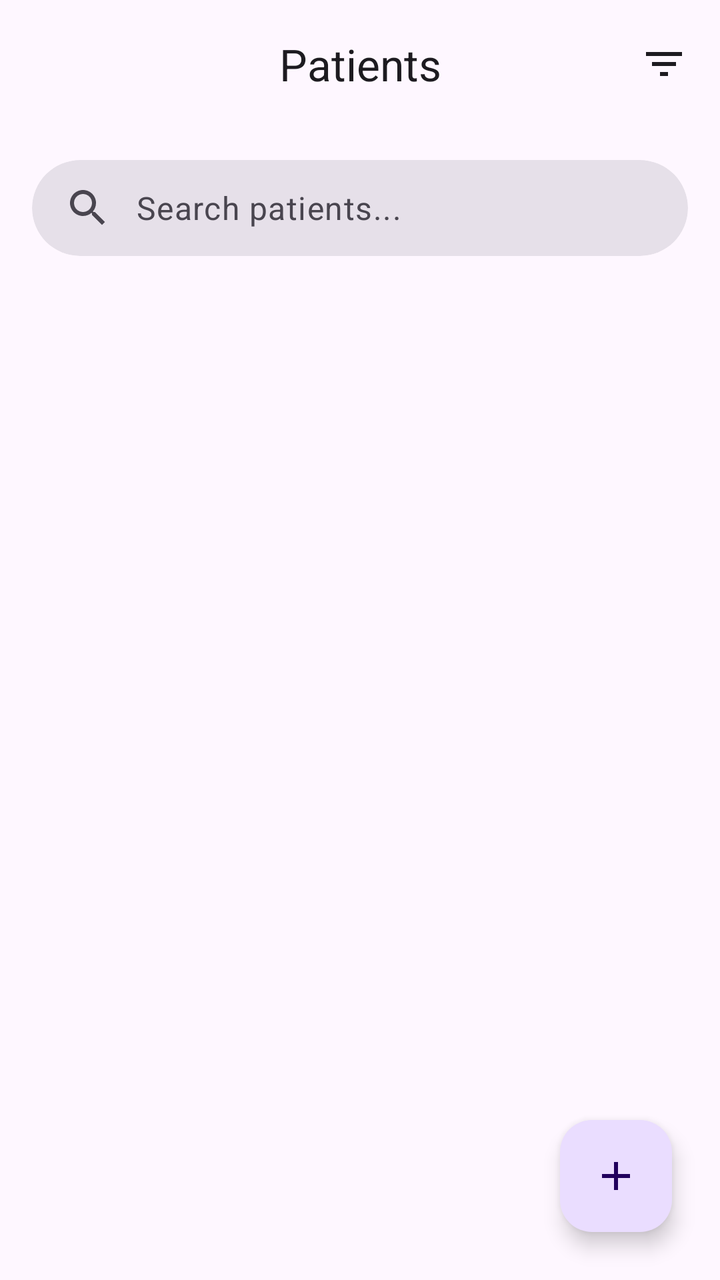
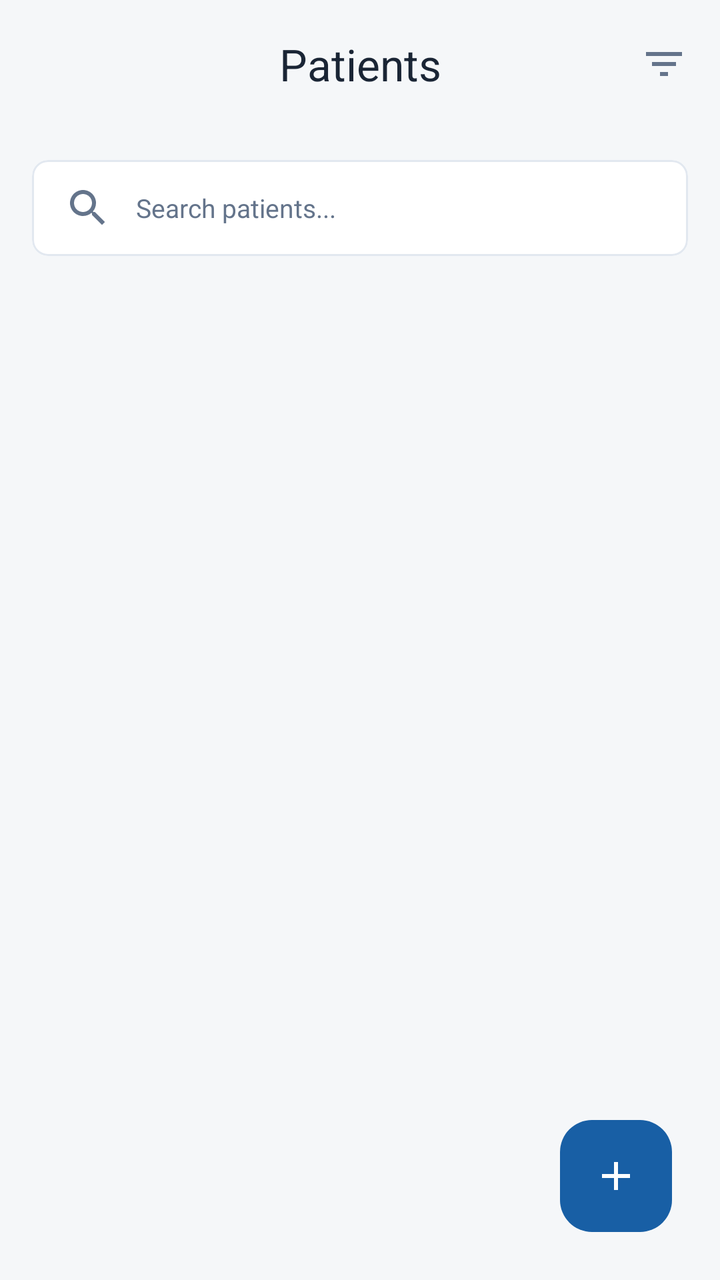

Two renders of the same Android screen: before a commit and after it. Below are the layout's source before the change and the commit's diff.
<!-- AndroidManifest.xml: application theme Theme.Healthcare_app -->
<!-- res/layout/activity_patients.xml -->
<?xml version="1.0" encoding="utf-8"?>
<androidx.drawerlayout.widget.DrawerLayout xmlns:android="http://schemas.android.com/apk/res/android"
    xmlns:app="http://schemas.android.com/apk/res-auto"
    android:id="@+id/drawerLayout"
    android:layout_width="match_parent"
    android:layout_height="match_parent"
    android:fitsSystemWindows="true">

    <androidx.coordinatorlayout.widget.CoordinatorLayout
        android:layout_width="match_parent"
        android:layout_height="match_parent"
        android:fitsSystemWindows="true">

        <com.google.android.material.appbar.AppBarLayout
            android:layout_width="match_parent"
            android:layout_height="wrap_content"
            android:background="@android:color/transparent"
            app:elevation="0dp">

            <com.google.android.material.appbar.MaterialToolbar
                android:id="@+id/topAppBar"
                android:layout_width="match_parent"
                android:layout_height="?attr/actionBarSize"
                app:title="Patients"
                app:titleCentered="true">

                <ImageView
                    android:id="@+id/btnToolbarFilter"
                    android:layout_width="wrap_content"
                    android:layout_height="wrap_content"
                    android:layout_gravity="end"
                    android:padding="16dp"
                    android:background="?attr/selectableItemBackgroundBorderless"
                    android:src="@drawable/ic_filter"
                    app:tint="?attr/colorOnSurface" />

            </com.google.android.material.appbar.MaterialToolbar>

        </com.google.android.material.appbar.AppBarLayout>

        <LinearLayout
            android:layout_width="match_parent"
            android:layout_height="match_parent"
            android:orientation="vertical"
            app:layout_behavior="@string/appbar_scrolling_view_behavior">

            <LinearLayout
                android:layout_width="match_parent"
                android:layout_height="wrap_content"
                android:padding="16dp">

                <com.google.android.material.card.MaterialCardView
                    android:layout_width="match_parent"
                    android:layout_height="wrap_content"
                    app:cardElevation="0dp"
                    app:cardBackgroundColor="?attr/colorSurfaceContainerHighest"
                    app:cardCornerRadius="24dp"
                    app:strokeWidth="0dp">

                    <LinearLayout
                        android:layout_width="match_parent"
                        android:layout_height="wrap_content"
                        android:gravity="center_vertical"
                        android:orientation="horizontal"
                        android:paddingHorizontal="16dp"
                        android:paddingVertical="12dp">

                        <ImageView
                            android:layout_width="24dp"
                            android:layout_height="24dp"
                            android:src="@drawable/ic_search"
                            app:tint="?attr/colorOnSurfaceVariant" />

                        <EditText
                            android:id="@+id/editSearch"
                            android:layout_width="match_parent"
                            android:layout_height="wrap_content"
                            android:layout_marginStart="12dp"
                            android:background="@null"
                            android:hint="Search patients..."
                            android:inputType="textPersonName"
                            android:textAppearance="?attr/textAppearanceBodyLarge"
                            android:textColor="?attr/colorOnSurface"
                            android:textColorHint="?attr/colorOnSurfaceVariant" />
                    </LinearLayout>
                </com.google.android.material.card.MaterialCardView>
            </LinearLayout>

            <androidx.recyclerview.widget.RecyclerView
                android:id="@+id/recyclerPatients"
                android:layout_width="match_parent"
                android:layout_height="match_parent"
                android:clipToPadding="false"
                android:paddingBottom="88dp" />
        </LinearLayout>

        <com.google.android.material.floatingactionbutton.FloatingActionButton
            android:id="@+id/fabAddPatient"
            android:layout_width="wrap_content"
            android:layout_height="wrap_content"
            android:layout_gravity="bottom|end"
            android:layout_margin="24dp"
            android:src="@drawable/ic_plus" />

    </androidx.coordinatorlayout.widget.CoordinatorLayout>

    <androidx.constraintlayout.widget.ConstraintLayout
        android:layout_width="320dp"
        android:layout_height="match_parent"
        android:layout_gravity="start"
        android:background="?attr/colorSurfaceContainer"
        android:fitsSystemWindows="true">

        <com.google.android.material.navigation.NavigationView
            android:id="@+id/navigationView"
            android:layout_width="match_parent"
            android:layout_height="0dp"
            android:background="@android:color/transparent"
            app:headerLayout="@layout/nav_header"
            app:itemBackground="@drawable/nav_item_background"
            app:itemIconPadding="24dp"
            app:itemIconTint="@color/nav_item_color"
            app:itemTextAppearance="@style/CustomNavItemText"
            app:itemTextColor="@color/nav_item_color"
            app:itemVerticalPadding="16dp"
            app:layout_constraintBottom_toTopOf="@+id/btnSignOut"
            app:layout_constraintTop_toTopOf="parent"
            app:menu="@menu/sidebar_menu" />

        <LinearLayout
            android:id="@+id/btnSignOut"
            android:layout_width="match_parent"
            android:layout_height="wrap_content"
            android:background="?attr/selectableItemBackground"
            android:gravity="center_vertical"
            android:orientation="horizontal"
            android:padding="24dp"
            app:layout_constraintBottom_toBottomOf="parent">

            <ImageView
                android:layout_width="24dp"
                android:layout_height="24dp"
                android:src="@drawable/ic_logout_red" />

            <TextView
                android:layout_width="wrap_content"
                android:layout_height="wrap_content"
                android:layout_marginStart="24dp"
                android:text="Sign Out"
                android:textColor="?attr/colorError"
                android:textAppearance="?attr/textAppearanceTitleSmall" />
        </LinearLayout>

    </androidx.constraintlayout.widget.ConstraintLayout>

</androidx.drawerlayout.widget.DrawerLayout>
<!-- res/layout/nav_header.xml (included above) -->
<?xml version="1.0" encoding="utf-8"?>
<LinearLayout xmlns:android="http://schemas.android.com/apk/res/android"
    xmlns:app="http://schemas.android.com/apk/res-auto"
    android:layout_width="match_parent"
    android:layout_height="wrap_content"
    android:orientation="vertical"
    android:paddingTop="40dp"
    android:paddingBottom="8dp">

    
    <LinearLayout
        android:layout_width="match_parent"
        android:layout_height="wrap_content"
        android:orientation="horizontal"
        android:gravity="center_vertical"
        android:paddingHorizontal="20dp"
        android:paddingBottom="20dp">

        
        <com.google.android.material.card.MaterialCardView
            android:layout_width="48dp"
            android:layout_height="48dp"
            app:cardCornerRadius="14dp"
            app:cardElevation="0dp"
            app:cardBackgroundColor="?attr/colorPrimaryContainer"
            app:strokeWidth="0dp">

            <ImageView
                android:layout_width="match_parent"
                android:layout_height="match_parent"
                android:padding="10dp"
                android:src="@drawable/ic_dashboard"
                app:tint="?attr/colorOnPrimaryContainer" />

        </com.google.android.material.card.MaterialCardView>

        
        <LinearLayout
            android:layout_width="wrap_content"
            android:layout_height="wrap_content"
            android:orientation="vertical"
            android:layout_marginStart="14dp">

            <TextView
                android:id="@+id/sidebarTitle"
                android:layout_width="wrap_content"
                android:layout_height="wrap_content"
                android:text="Healthcare"
                android:textAppearance="?attr/textAppearanceTitleLarge"
                android:textColor="?attr/colorOnSurface"
                android:textStyle="bold" />

            <TextView
                android:layout_width="wrap_content"
                android:layout_height="wrap_content"
                android:text="Patient Management"
                android:textAppearance="?attr/textAppearanceLabelMedium"
                android:textColor="?attr/colorOnSurfaceVariant" />

        </LinearLayout>

    </LinearLayout>

    <com.google.android.material.divider.MaterialDivider
        android:layout_width="match_parent"
        android:layout_height="wrap_content"
        android:layout_marginBottom="8dp"
        app:dividerColor="?attr/colorOutlineVariant" />

</LinearLayout>
<!-- resources referenced by this layout -->
<resources>
  <!-- drawable ic_dashboard (drawable) -->
  <vector xmlns:android="http://schemas.android.com/apk/res/android"
      android:width="24dp" android:height="24dp"
      android:viewportWidth="24" android:viewportHeight="24">
      <path android:fillColor="#FF000000" android:pathData="M3,13h8V3H3v10zm0,8h8v-6H3v6zm10,0h8V11h-8v10zm0,-18v6h8V3h-8z"/>
  </vector>
  <!-- drawable ic_filter (drawable) -->
  <vector xmlns:android="http://schemas.android.com/apk/res/android"
      android:width="24dp"
      android:height="24dp"
      android:viewportWidth="24"
      android:viewportHeight="24"
      android:tint="?attr/colorControlNormal">
      <path
          android:fillColor="@android:color/white"
          android:pathData="M10,18h4v-2h-4v2zM3,6v2h18L21,6L3,6zM6,13h12v-2L6,11v2z"/>
  </vector>
  <!-- drawable ic_logout_red (drawable) -->
  <vector xmlns:android="http://schemas.android.com/apk/res/android"
      android:width="24dp" android:height="24dp"
      android:viewportWidth="24" android:viewportHeight="24">
      <path android:fillColor="#D32F2F" android:pathData="M10.09,15.59L11.5,17l5,-5 -5,-5 -1.41,1.41L12.67,11H3v2h9.67l-2.58,2.59zM19,3H5c-1.11,0 -2,0.9 -2,2v4h2V5h14v14H5v-4H3v4c0,1.1 0.89,2 2,2h14c1.1,0 2,-0.9 2,-2V5c0,-1.1 -0.9,-2 -2,-2z"/>
  </vector>
  <!-- drawable ic_plus (drawable) -->
  <vector xmlns:android="http://schemas.android.com/apk/res/android"
      android:width="24dp"
      android:height="24dp"
      android:viewportWidth="24"
      android:viewportHeight="24">
      <path
          android:fillColor="#000000"
          android:pathData="M19,13h-6v6h-2v-6H5v-2h6V5h2v6h6v2z"/>
  </vector>
  <!-- drawable nav_item_background (drawable) -->
  <?xml version="1.0" encoding="utf-8"?>
  <selector xmlns:android="http://schemas.android.com/apk/res/android">
      <item android:state_checked="true">
          <shape android:shape="rectangle">
              <solid android:color="?attr/colorSecondaryContainer" />
              <corners android:radius="28dp" />
          </shape>
      </item>
      <item android:drawable="@android:color/transparent" />
  </selector>
  <style name="CustomNavItemText" parent="TextAppearance.Material3.BodyLarge">
          <item name="android:textSize">16sp</item>
          <item name="android:textStyle">bold</item>
      </style>
  <style name="Theme.Healthcare_app" parent="Base.Theme.Healthcare_app" />
  <style name="Base.Theme.Healthcare_app" parent="Theme.Material3.DayNight.NoActionBar">
      </style>
  <!-- unchanged entries left out for length: 1 -->
</resources>

<!-- the commit's change to res/layout/activity_patients.xml (unified diff, before → after) -->
@@ -9,6 +9,7 @@
     <androidx.coordinatorlayout.widget.CoordinatorLayout
         android:layout_width="match_parent"
         android:layout_height="match_parent"
+        android:background="#F5F7F9"
         android:fitsSystemWindows="true">
 
         <com.google.android.material.appbar.AppBarLayout
@@ -22,7 +23,8 @@
                 android:layout_width="match_parent"
                 android:layout_height="?attr/actionBarSize"
                 app:title="Patients"
-                app:titleCentered="true">
+                app:titleCentered="true"
+                app:titleTextColor="#1A2535">
 
                 <ImageView
                     android:id="@+id/btnToolbarFilter"
@@ -32,7 +34,7 @@
                     android:padding="16dp"
                     android:background="?attr/selectableItemBackgroundBorderless"
                     android:src="@drawable/ic_filter"
-                    app:tint="?attr/colorOnSurface" />
+                    app:tint="#64748B" />
 
             </com.google.android.material.appbar.MaterialToolbar>
 
@@ -53,9 +55,10 @@
                     android:layout_width="match_parent"
                     android:layout_height="wrap_content"
                     app:cardElevation="0dp"
-                    app:cardBackgroundColor="?attr/colorSurfaceContainerHighest"
-                    app:cardCornerRadius="24dp"
-                    app:strokeWidth="0dp">
+                    app:cardBackgroundColor="#FFFFFF"
+                    app:cardCornerRadius="8dp"
+                    app:strokeWidth="1dp"
+                    app:strokeColor="#E2E8F0">
 
                     <LinearLayout
                         android:layout_width="match_parent"
@@ -69,7 +72,7 @@
                             android:layout_width="24dp"
                             android:layout_height="24dp"
                             android:src="@drawable/ic_search"
-                            app:tint="?attr/colorOnSurfaceVariant" />
+                            app:tint="#64748B" />
 
                         <EditText
                             android:id="@+id/editSearch"
@@ -79,9 +82,10 @@
                             android:background="@null"
                             android:hint="Search patients..."
                             android:inputType="textPersonName"
-                            android:textAppearance="?attr/textAppearanceBodyLarge"
-                            android:textColor="?attr/colorOnSurface"
-                            android:textColorHint="?attr/colorOnSurfaceVariant" />
+                            android:textSize="13sp"
+                            android:fontFamily="sans-serif"
+                            android:textColor="#1A2535"
+                            android:textColorHint="#64748B" />
                     </LinearLayout>
                 </com.google.android.material.card.MaterialCardView>
             </LinearLayout>
@@ -100,15 +104,20 @@
             android:layout_height="wrap_content"
             android:layout_gravity="bottom|end"
             android:layout_margin="24dp"
-            android:src="@drawable/ic_plus" />
+            android:src="@drawable/ic_plus"
+            app:backgroundTint="#185FA5"
+            app:tint="#FFFFFF"
+            app:elevation="0dp"
+            app:pressedTranslationZ="0dp"
+            app:hoveredFocusedTranslationZ="0dp" />
 
     </androidx.coordinatorlayout.widget.CoordinatorLayout>
 
     <androidx.constraintlayout.widget.ConstraintLayout
-        android:layout_width="320dp"
+        android:layout_width="220dp"
         android:layout_height="match_parent"
         android:layout_gravity="start"
-        android:background="?attr/colorSurfaceContainer"
+        android:background="#1A2535"
         android:fitsSystemWindows="true">
 
         <com.google.android.material.navigation.NavigationView
@@ -118,11 +127,10 @@
             android:background="@android:color/transparent"
             app:headerLayout="@layout/nav_header"
             app:itemBackground="@drawable/nav_item_background"
-            app:itemIconPadding="24dp"
-            app:itemIconTint="@color/nav_item_color"
-            app:itemTextAppearance="@style/CustomNavItemText"
-            app:itemTextColor="@color/nav_item_color"
-            app:itemVerticalPadding="16dp"
+            app:itemIconPadding="16dp"
+            app:itemIconTint="#CBD5E1"
+            app:itemTextColor="#CBD5E1"
+            app:itemVerticalPadding="12dp"
             app:layout_constraintBottom_toTopOf="@+id/btnSignOut"
             app:layout_constraintTop_toTopOf="parent"
             app:menu="@menu/sidebar_menu" />
@@ -140,15 +148,17 @@
             <ImageView
                 android:layout_width="24dp"
                 android:layout_height="24dp"
-                android:src="@drawable/ic_logout_red" />
+                android:src="@drawable/ic_logout_red"
+                app:tint="#EF4444" />
 
             <TextView
                 android:layout_width="wrap_content"
                 android:layout_height="wrap_content"
-                android:layout_marginStart="24dp"
+                android:layout_marginStart="16dp"
                 android:text="Sign Out"
-                android:textColor="?attr/colorError"
-                android:textAppearance="?attr/textAppearanceTitleSmall" />
+                android:textColor="#EF4444"
+                android:textSize="13sp"
+                android:fontFamily="sans-serif-medium" />
         </LinearLayout>
 
     </androidx.constraintlayout.widget.ConstraintLayout>
@@ -161,7 +171,7 @@
     android:layout_width="match_parent"
     android:layout_height="wrap_content"
     android:orientation="vertical"
-    android:paddingTop="40dp"
+    android:paddingTop="32dp"
     android:paddingBottom="8dp">
 
     
@@ -170,24 +180,24 @@
         android:layout_height="wrap_content"
         android:orientation="horizontal"
         android:gravity="center_vertical"
-        android:paddingHorizontal="20dp"
-        android:paddingBottom="20dp">
+        android:paddingHorizontal="16dp"
+        android:paddingBottom="16dp">
 
         
         <com.google.android.material.card.MaterialCardView
-            android:layout_width="48dp"
-            android:layout_height="48dp"
-            app:cardCornerRadius="14dp"
+            android:layout_width="36dp"
+            android:layout_height="36dp"
+            app:cardCornerRadius="8dp"
             app:cardElevation="0dp"
-            app:cardBackgroundColor="?attr/colorPrimaryContainer"
+            app:cardBackgroundColor="#185FA5"
             app:strokeWidth="0dp">
 
             <ImageView
                 android:layout_width="match_parent"
                 android:layout_height="match_parent"
-                android:padding="10dp"
+                android:padding="8dp"
                 android:src="@drawable/ic_dashboard"
-                app:tint="?attr/colorOnPrimaryContainer" />
+                app:tint="#FFFFFF" />
 
         </com.google.android.material.card.MaterialCardView>
 
@@ -196,32 +206,33 @@
             android:layout_width="wrap_content"
             android:layout_height="wrap_content"
             android:orientation="vertical"
-            android:layout_marginStart="14dp">
+            android:layout_marginStart="12dp">
 
             <TextView
                 android:id="@+id/sidebarTitle"
                 android:layout_width="wrap_content"
                 android:layout_height="wrap_content"
                 android:text="Healthcare"
-                android:textAppearance="?attr/textAppearanceTitleLarge"
-                android:textColor="?attr/colorOnSurface"
-                android:textStyle="bold" />
+                android:textSize="15sp"
+                android:textColor="#FFFFFF"
+                android:fontFamily="sans-serif-medium" />
 
             <TextView
                 android:layout_width="wrap_content"
                 android:layout_height="wrap_content"
                 android:text="Patient Management"
-                android:textAppearance="?attr/textAppearanceLabelMedium"
-                android:textColor="?attr/colorOnSurfaceVariant" />
+                android:textSize="11sp"
+                android:textColor="#94A3B8"
+                android:fontFamily="sans-serif" />
 
         </LinearLayout>
 
     </LinearLayout>
 
-    <com.google.android.material.divider.MaterialDivider
+    <View
         android:layout_width="match_parent"
-        android:layout_height="wrap_content"
+        android:layout_height="1dp"
         android:layout_marginBottom="8dp"
-        app:dividerColor="?attr/colorOutlineVariant" />
+        android:background="#334155" />
 
 </LinearLayout>
<!-- resource entries referenced after the edit -->
@@ -37,19 +37,48 @@
   <?xml version="1.0" encoding="utf-8"?>
   <selector xmlns:android="http://schemas.android.com/apk/res/android">
       <item android:state_checked="true">
-          <shape android:shape="rectangle">
-              <solid android:color="?attr/colorSecondaryContainer" />
-              <corners android:radius="28dp" />
-          </shape>
+          <layer-list>
+              <item>
+                  <shape android:shape="rectangle">
+                      <solid android:color="#26185FA5" /> 
+                  </shape>
+              </item>
+              <item android:left="-4dp" android:top="-4dp" android:bottom="-4dp">
+                  <shape android:shape="rectangle">
+                      <stroke android:width="2dp" android:color="#185FA5" />
+                  </shape>
+              </item>
+          </layer-list>
       </item>
       <item android:drawable="@android:color/transparent" />
   </selector>
-  <style name="CustomNavItemText" parent="TextAppearance.Material3.BodyLarge">
-          <item name="android:textSize">16sp</item>
-          <item name="android:textStyle">bold</item>
+  <style name="Theme.Healthcare_app" parent="Base.Theme.Healthcare_app" />
+  <style name="Base.Theme.Healthcare_app" parent="Theme.Material3.Light.NoActionBar">
+          <item name="bottomSheetDialogTheme">@style/Theme.Healthcare_app.BottomSheetDialog</item>
       </style>
-  <style name="Theme.Healthcare_app" parent="Base.Theme.Healthcare_app" />
-  <style name="Base.Theme.Healthcare_app" parent="Theme.Material3.DayNight.NoActionBar">
+  <style name="Theme.Healthcare_app.BottomSheetDialog" parent="ThemeOverlay.Material3.BottomSheetDialog">
+          <item name="android:windowIsFloating">false</item>
+          <item name="android:backgroundDimEnabled">true</item>
+          
+          <item name="colorSurface">#FFFFFF</item>
+          <item name="colorOnSurface">#1A2535</item>
+          <item name="colorOnSurfaceVariant">#64748B</item>
+          <item name="android:colorBackground">#FFFFFF</item>
+          <item name="colorPrimary">#185FA5</item>
+          <item name="colorOnPrimary">#FFFFFF</item>
+          
+          <item name="android:textColorPrimary">#1A2535</item>
+          <item name="android:textColorSecondary">#64748B</item>
+          <item name="android:textColorHint">#64748B</item>
+          
+          <item name="colorControlNormal">#E2E8F0</item>
+          <item name="colorControlActivated">#185FA5</item>
+          
+          <item name="bottomSheetStyle">@style/LightBottomSheetStyle</item>
+      </style>
+  <style name="LightBottomSheetStyle" parent="Widget.Material3.BottomSheet.Modal">
+          <item name="backgroundTint">#FFFFFF</item>
+          <item name="android:elevation">0dp</item>
       </style>
   <!-- unchanged entries left out for length: 1 -->
 </resources>
